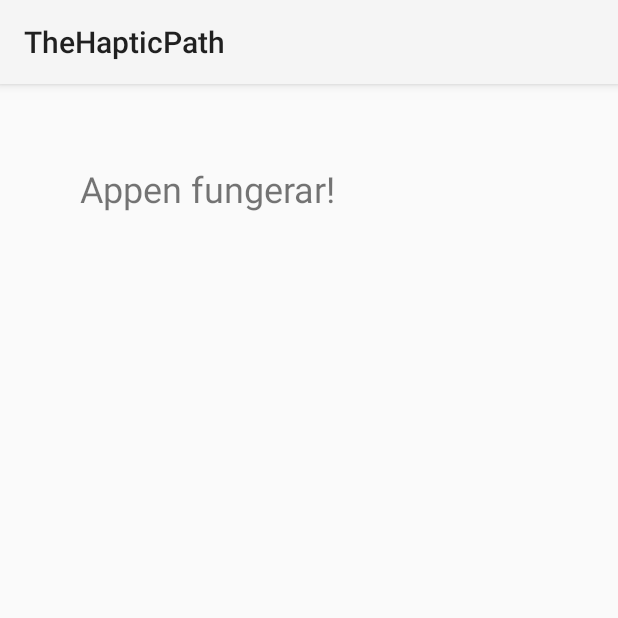
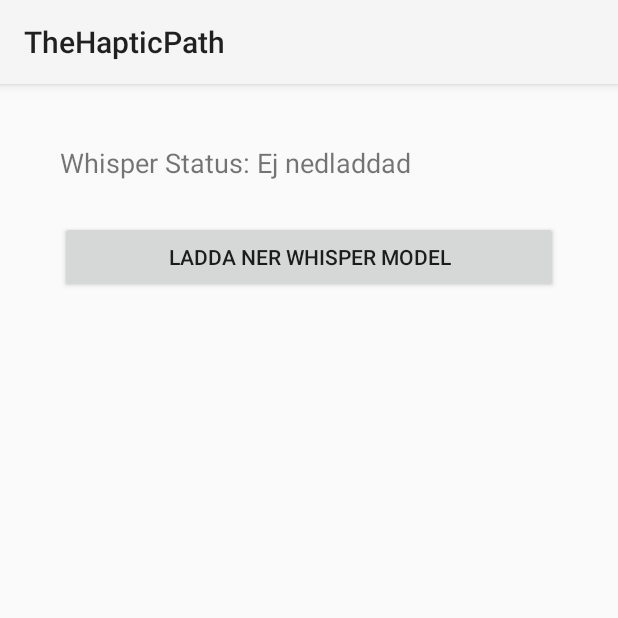
Before and after one commit to sannanornberg-dev/TheHapticPath, an Android app: the screen it shows after launch (MainActivity), on a phone screen of 412 x 824 dp, the top half of it. Run offline under Robolectric (Android 15) with nearby library versions, the light colour scheme and no system bars.

Commit message:
Add automatic Whisper model download UI

```diff
--- a/app/src/main/java/com/hapticpath/app/MainActivity.kt
+++ b/app/src/main/java/com/hapticpath/app/MainActivity.kt
@@ -2,17 +2,77 @@ package com.hapticpath.app
 
 import android.app.Activity
 import android.os.Bundle
+import android.widget.LinearLayout
 import android.widget.TextView
+import android.widget.Button
+import java.io.File
+import java.net.URL
+import kotlin.concurrent.thread
 
 class MainActivity : Activity() {
+    private lateinit var statusText: TextView
+    private lateinit var downloadButton: Button
+
     override fun onCreate(savedInstanceState: Bundle?) {
         super.onCreate(savedInstanceState)
 
-        val textView = TextView(this).apply {
-            text = "Appen fungerar!"
-            textSize = 24f
-            setPadding(80, 80, 80, 80)
+        val layout = LinearLayout(this).apply {
+            orientation = LinearLayout.VERTICAL
+            setPadding(60, 60, 60, 60)
         }
-        setContentView(textView)
+
+        statusText = TextView(this).apply {
+            text = "Whisper Status: Ej nedladdad"
+            textSize = 18f
+            setPadding(0, 0, 0, 40)
+        }
+
+        downloadButton = Button(this).apply {
+            text = "Ladda ner Whisper Model"
+            setOnClickListener {
+                downloadWhisperModel()
+            }
+        }
+
+        layout.addView(statusText)
+        layout.addView(downloadButton)
+        setContentView(layout)
+
+        checkModelExists()
+    }
+
+    private fun checkModelExists() {
+        val modelFile = File(filesDir, "ggml-tiny.bin")
+        if (modelFile.exists()) {
+            statusText.text = "Whisper Status: Modell redo (${modelFile.length() / (1024 * 1024)} MB)"
+            downloadButton.isEnabled = false
+        }
+    }
+
+    private fun downloadWhisperModel() {
+        statusText.text = "Laddar ner Whisper-modell..."
+        downloadButton.isEnabled = false
+
+        thread {
+            try {
+                val url = URL("https://huggingface.co/ggerganov/whisper.cpp/resolve/main/ggml-tiny.bin")
+                val connection = url.openConnection()
+                val inputStream = connection.getInputStream()
+                val outputFile = File(filesDir, "ggml-tiny.bin")
+
+                outputFile.outputStream().use { output ->
+                    inputStream.copyTo(output)
+                }
+
+                runOnUiThread {
+                    statusText.text = "Nedladdning klar! Modell redo."
+                }
+            } catch (e: Exception) {
+                runOnUiThread {
+                    statusText.text = "Fel vid nedladdning: ${e.message}"
+                    downloadButton.isEnabled = true
+                }
+            }
+        }
     }
 }
```
